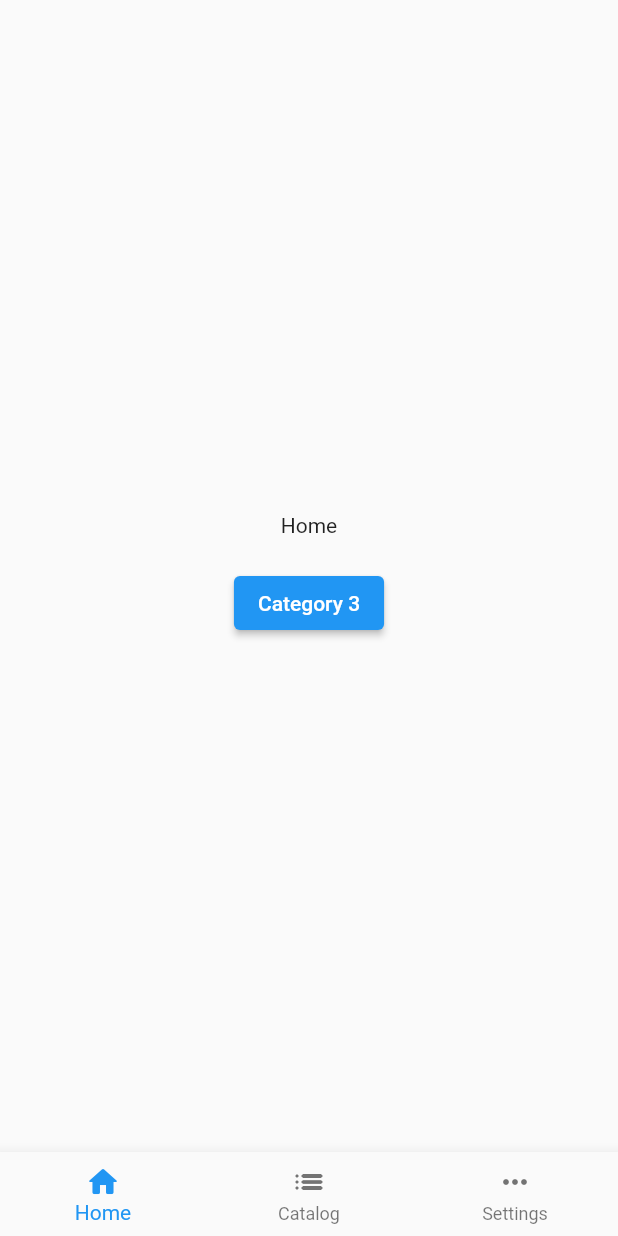
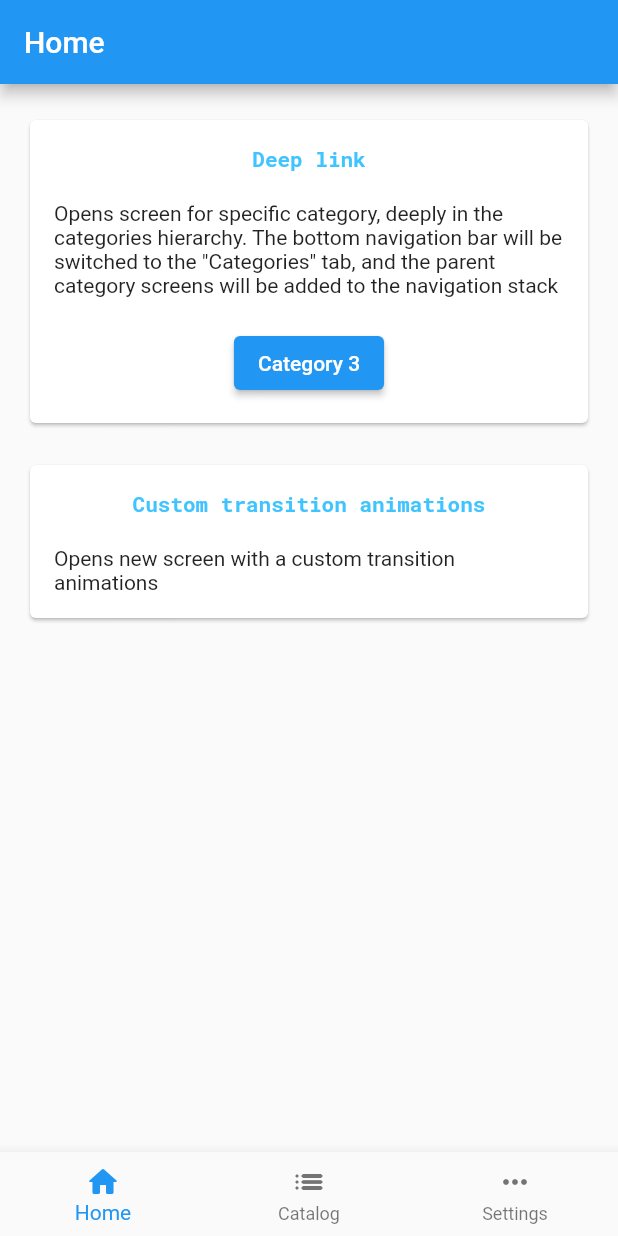
Before and after one commit to echedev/theseus-navigator, a Flutter app: the screen it shows after launch, on a phone screen of 412 x 824 dp. Run offline on Flutter 3.47's test engine with Material 2 defaults, Android fonts, the phone set to English and light mode, and no system bars; our stand-ins replace google_fonts; statements that could not run were skipped.

Commit message:
Custom transition example

```diff
--- a/example/lib/home/home_screen.dart
+++ b/example/lib/home/home_screen.dart
@@ -1,6 +1,7 @@
 // ignore_for_file: public_member_api_docs
 
 import 'package:flutter/material.dart';
+import 'package:google_fonts/google_fonts.dart';
 
 import '../catalog/index.dart';
 import '../navigation.dart';
@@ -10,11 +11,29 @@ class HomeScreen extends StatelessWidget {
 
   @override
   Widget build(BuildContext context) {
-    return Center(
+    return Scaffold(
+      appBar: AppBar(
+        title: const Text('Home'),
+      ),
+      body: ListView(
+        children: [
+          Padding(
+            padding: const EdgeInsets.only(top:20.0, left: 16.0, right: 16.0),
+            child: Card(
+              child: Container(
+                padding: const EdgeInsets.all(16.0),
                 child: Column(
-        mainAxisAlignment: MainAxisAlignment.center,
                   children: [
-          const Text('Home'),
+                    Text('Deep link',
+                      style: GoogleFonts.robotoMono(
+                        fontWeight: FontWeight.bold,
+                        color: Colors.lightBlueAccent,
+                      ),
+                    ),
+                    const Padding(
+                      padding: EdgeInsets.only(top: 20.0),
+                      child: Text('''Opens screen for specific category, deeply in the categories hierarchy. The bottom navigation bar will be switched to the "Categories" tab, and the parent category screens will be added to the navigation stack'''),
+                    ),
                     Padding(
                       padding: const EdgeInsets.only(top: 20.0),
                       child: ElevatedButton(
@@ -31,6 +50,38 @@ class HomeScreen extends StatelessWidget {
                     ),
                   ],
                 ),
+              ),
+            )
+          ),
+          Padding(
+              padding: const EdgeInsets.only(top:20.0, left: 16.0, right: 16.0),
+              child: Card(
+                child: InkWell(
+                  child: Container(
+                    padding: const EdgeInsets.all(16.0),
+                    child: Column(
+                      children: [
+                        Text('Custom transition animations',
+                          style: GoogleFonts.robotoMono(
+                            fontWeight: FontWeight.bold,
+                            color: Colors.lightBlueAccent,
+                          ),
+                        ),
+                        const Padding(
+                          padding: EdgeInsets.only(top: 20.0),
+                          child: Text('''Opens new screen with a custom transition animations'''),
+                        ),
+                      ],
+                    ),
+                  ),
+                  onTap: () {
+                    navigationScheme.goTo(PrimaryDestinations.customTransition);
+                  },
+                ),
+              )
+          ),
+        ],
+      ),
     );
   }
 }
--- a/example/lib/home/index.dart
+++ b/example/lib/home/index.dart
@@ -1 +1,2 @@
 export 'home_screen.dart';
+export 'custom_transition.dart';
--- a/example/lib/navigation.dart
+++ b/example/lib/navigation.dart
@@ -12,12 +12,13 @@ import 'settings/index.dart';
 
 final navigationScheme = NavigationScheme(
   destinations: [
-    TopLevelDestinations.main,
-    TopLevelDestinations.login,
+    PrimaryDestinations.main,
+    PrimaryDestinations.login,
+    PrimaryDestinations.customTransition,
   ],
 );
 
-class TopLevelDestinations {
+class PrimaryDestinations {
   static final login = DestinationLight(
     path: '/auth',
     builder: (context, parameters) => const LoginScreen(),
@@ -26,6 +27,30 @@ class TopLevelDestinations {
     path: '/',
     isHome: true,
     navigator: mainNavigator,
+  );
+  static final customTransition = DestinationLight(
+    path: '/customTransition',
+    builder: (context, parameters) => const CustomTransitionScreen(),
+    configuration: DestinationConfiguration(
+      action: DestinationAction.push,
+      transition: DestinationTransition.custom,
+      transitionBuilder: (context, animation, secondaryAnimation, child) {
+        const begin = Offset(1.0, 1.0);
+        const end = Offset.zero;
+        const curve = Curves.ease;
+
+        final tween = Tween(begin: begin, end: end);
+        final curvedAnimation = CurvedAnimation(
+          parent: animation,
+          curve: curve,
+        );
+
+        return SlideTransition(
+          position: tween.animate(curvedAnimation),
+          child: child,
+        );
+      }
+    ),
   );
 }
 
@@ -77,6 +102,6 @@ class MainDestinations {
 class Redirections {
   static final login = Redirection(
     validator: (destination) => SynchronousFuture(isLoggedIn),
-    destination: TopLevelDestinations.login,
+    destination: PrimaryDestinations.login,
   );
 }
--- a/example/pubspec.yaml
+++ b/example/pubspec.yaml
@@ -12,6 +12,7 @@ dependencies:
   flutter:
     sdk: flutter
   cupertino_icons: ^1.0.2
+  google_fonts: ^2.1.0
   theseus_navigator:
     path: ../
 
```
Also changed, not shown: example/lib/home/custom_transition.dart (added, +19 -0 lines), example/pubspec.lock, 1 other file. Lines whose indentation alone changed are shown as unchanged.
